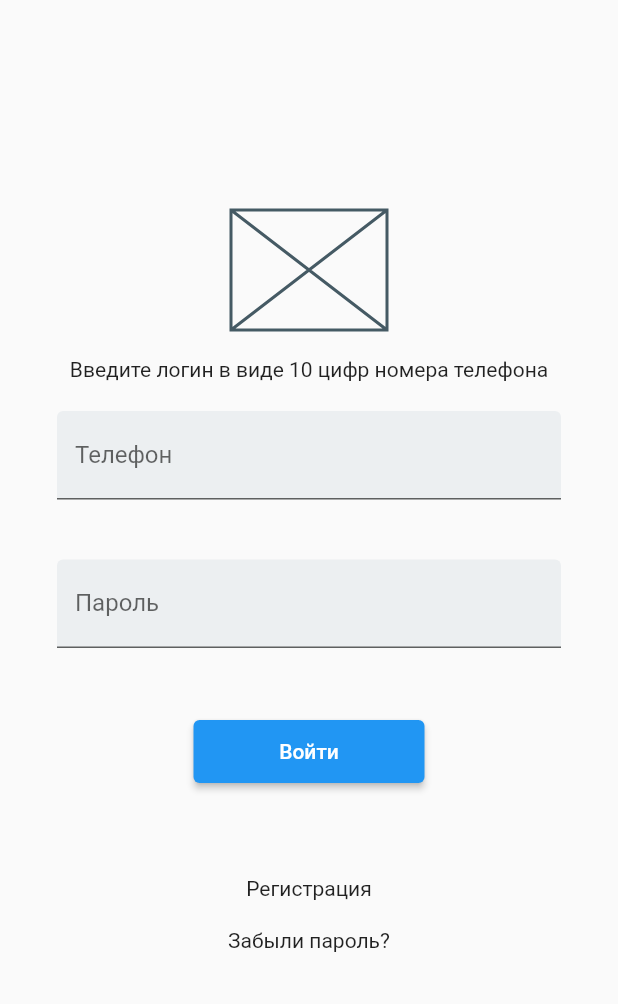
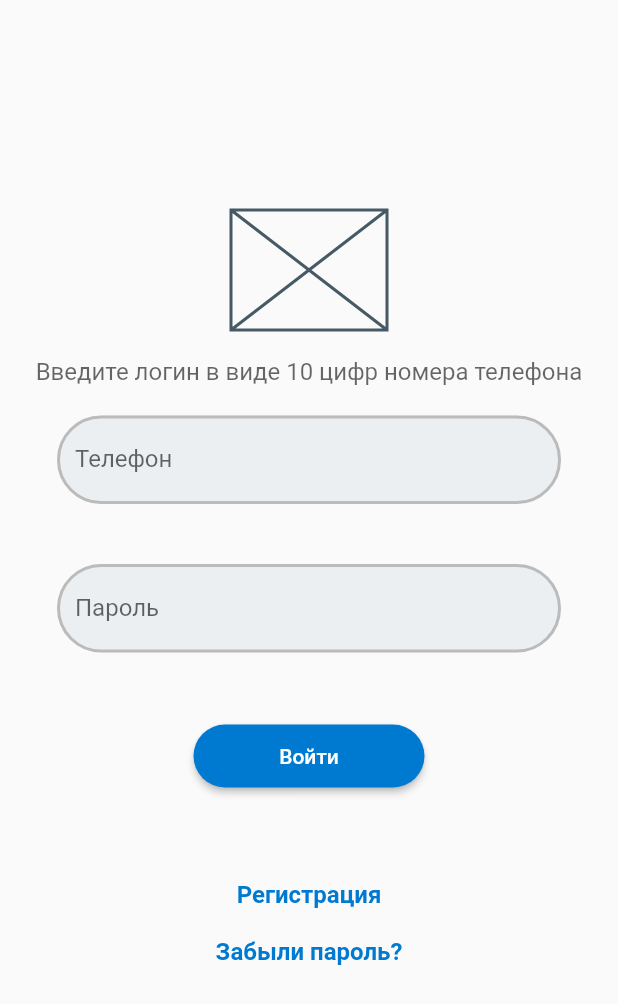
Before and after one commit to Hagritigan/auth_page, a Flutter app: the screen it shows after launch, on a phone screen of 412 x 824 dp. Shown: the top 1004 px of the screen. Run offline on Flutter 3.47's test engine with Material 2 defaults, Android fonts, the phone set to English and light mode, and no system bars.

Commit message:
Styles add

```diff
--- a/lib/main.dart
+++ b/lib/main.dart
@@ -6,19 +6,25 @@ void main() {
 
 class MyApp extends StatelessWidget {
   const MyApp({Key? key}) : super(key: key);
-
-  // This widget is the root of your application.
+// This widget is the root of your application
   @override
   Widget build(BuildContext context) {
+    const borderStyle= OutlineInputBorder(
+      borderRadius: BorderRadius.all(Radius.circular(36)),
+      borderSide: BorderSide(
+        color: const Color(0xFFbbbbbb), width: 2));
+
+
     return MaterialApp(
       home: Scaffold(
           body: Column(children: [
-            Padding(
+            const Padding(
                 padding: EdgeInsets.only(top: 140.0),
                 child: Center(child: SizedBox(width: 104, height: 80, child: Placeholder(),))),
-            Padding(
+            const Padding(
                 padding: EdgeInsets.only(top: 18.0),
-                child: Text('Введите логин в виде 10 цифр номера телефона')),
+                child: Text('Введите логин в виде 10 цифр номера телефона',
+                style: TextStyle(fontSize: 16, color: Color.fromRGBO(0, 0, 0, 0.6)),)),
             Padding(
                 padding: EdgeInsets.fromLTRB(38.0, 20.0, 38.0, 20.0),
                 child: TextField(
@@ -26,6 +32,8 @@ class MyApp extends StatelessWidget {
                     filled: true,
                     fillColor: Color(0xFFeceff1),
                     labelText: 'Телефон',
+                    enabledBorder: borderStyle,
+                    focusedBorder: borderStyle,
                   ),
                 )),
             Padding(
@@ -36,6 +44,8 @@ class MyApp extends StatelessWidget {
                     filled: true,
                     fillColor: Color(0xFFeceff1),
                     labelText: 'Пароль',
+                    enabledBorder: borderStyle,
+                    focusedBorder: borderStyle,
                   ),
                 )),
             Padding(
@@ -44,13 +54,33 @@ class MyApp extends StatelessWidget {
                   child: ElevatedButton(
                       onPressed: () {},
                       child: Text('Войти'),
+                      style: ElevatedButton.styleFrom(
+                        primary: Color(0xFF0079D0),
+                        shape: RoundedRectangleBorder(
+                          borderRadius: BorderRadius.circular(36.0)
+                        )
+                      ),
 
                   ),
                 )),
-            InkWell(child: Text('Регистрация'), onTap: () {}),
+            InkWell(
+                child: Text('Регистрация',
+                style: TextStyle(
+                    fontSize: 16,
+                    color: Color(0xFF0079D0),
+                    fontWeight: FontWeight.bold,
+                ),),
+                onTap: () {}),
             Padding(
                 padding: EdgeInsets.only(top: 19.0),
-                child: InkWell(child: Text('Забыли пароль?'), onTap: () {})),
+                child: InkWell(
+                    child: Text('Забыли пароль?',
+                    style: TextStyle(
+                        fontSize: 16,
+                        color: Color(0xFF0079D0),
+                        fontWeight: FontWeight.bold
+                    ),),
+                    onTap: () {})),
           ],)
       ),
     );
```
